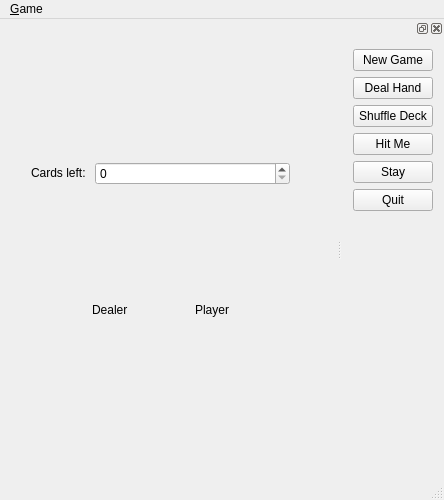
This is blackjack.ui in petercrouse/blackjack-Qt as Qt 5 draws it before an edit. The edited form follows.
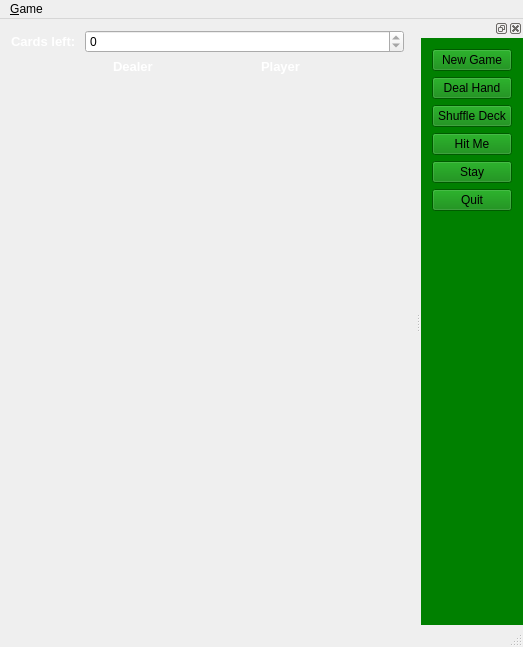
This is the edited form. Icons and pictures are not drawn.

What changed in the file:
```diff
--- a/blackjack.ui
+++ b/blackjack.ui
@@ -5,6 +5,14 @@
   <property name="enabled">
    <bool>true</bool>
   </property>
+  <property name="geometry">
+   <rect>
+    <x>0</x>
+    <y>0</y>
+    <width>523</width>
+    <height>647</height>
+   </rect>
+  </property>
   <property name="sizePolicy">
    <sizepolicy hsizetype="Minimum" vsizetype="Minimum">
     <horstretch>0</horstretch>
@@ -20,17 +28,15 @@
   <property name="windowTitle">
    <string>BlackJack</string>
   </property>
+  <property name="autoFillBackground">
+   <bool>true</bool>
+  </property>
   <widget class="QWidget" name="centralWidget">
-   <widget class="QWidget" name="verticalLayoutWidget">
-    <property name="geometry">
-     <rect>
-      <x>20</x>
-      <y>20</y>
-      <width>281</width>
-      <height>401</height>
-     </rect>
-    </property>
-    <layout class="QVBoxLayout" name="gameLayout">
+   <property name="styleSheet">
+    <string notr="true">background-image:url(:/images/background.jpg);
+background-position: center;</string>
+   </property>
+   <layout class="QVBoxLayout" name="verticalLayout_2">
      <item>
       <layout class="QHBoxLayout" name="horizontalLayout">
        <item>
@@ -41,21 +47,37 @@
            <verstretch>0</verstretch>
           </sizepolicy>
          </property>
+        <property name="font">
+         <font>
+          <pointsize>10</pointsize>
+          <weight>75</weight>
+          <bold>true</bold>
+         </font>
+        </property>
+        <property name="styleSheet">
+         <string notr="true">color: white;</string>
+        </property>
          <property name="text">
           <string>Cards left: </string>
          </property>
         </widget>
        </item>
        <item>
-        <widget class="QSpinBox" name="spinBoxCardLeft"/>
+       <widget class="QSpinBox" name="spinBoxCardLeft">
+        <property name="enabled">
+         <bool>true</bool>
+        </property>
+        <property name="readOnly">
+         <bool>true</bool>
+        </property>
+       </widget>
        </item>
       </layout>
      </item>
      <item>
-      <layout class="QHBoxLayout" name="labelLayout" stretch="0,0">
-       <property name="sizeConstraint">
-        <enum>QLayout::SetFixedSize</enum>
-       </property>
+     <layout class="QHBoxLayout" name="cardViewLayout">
+      <item>
+       <layout class="QVBoxLayout" name="dealerLayout">
        <item>
         <widget class="QLabel" name="labelDealer">
          <property name="sizePolicy">
@@ -64,6 +86,18 @@
            <verstretch>0</verstretch>
           </sizepolicy>
          </property>
+          <property name="font">
+           <font>
+            <pointsize>10</pointsize>
+            <weight>75</weight>
+            <bold>true</bold>
+           </font>
+          </property>
+          <property name="styleSheet">
+           <string notr="true">color: white;
+background-color: transparent;
+</string>
+          </property>
          <property name="text">
           <string>Dealer</string>
          </property>
@@ -72,6 +106,10 @@
          </property>
         </widget>
        </item>
+       </layout>
+      </item>
+      <item>
+       <layout class="QVBoxLayout" name="playerLayout">
        <item>
         <widget class="QLabel" name="labelPlayer">
          <property name="sizePolicy">
@@ -80,6 +118,17 @@
            <verstretch>0</verstretch>
           </sizepolicy>
          </property>
+          <property name="font">
+           <font>
+            <pointsize>10</pointsize>
+            <weight>75</weight>
+            <bold>true</bold>
+           </font>
+          </property>
+          <property name="styleSheet">
+           <string notr="true">color: white;
+background-color: transparent;</string>
+          </property>
          <property name="text">
           <string>Player</string>
          </property>
@@ -90,26 +139,30 @@
        </item>
       </layout>
      </item>
-     <item>
-      <layout class="QHBoxLayout" name="cardViewLayout">
-       <item>
-        <layout class="QVBoxLayout" name="dealerLayout"/>
+     </layout>
        </item>
        <item>
-        <layout class="QVBoxLayout" name="playerLayout"/>
-       </item>
-      </layout>
-     </item>
-    </layout>
-   </widget>
+     <spacer name="verticalSpacer_2">
+      <property name="orientation">
+       <enum>Qt::Vertical</enum>
+      </property>
+      <property name="sizeHint" stdset="0">
+       <size>
+        <width>20</width>
+        <height>40</height>
+       </size>
+      </property>
+     </spacer>
+    </item>
+   </layout>
   </widget>
   <widget class="QMenuBar" name="menuBar">
    <property name="geometry">
     <rect>
      <x>0</x>
      <y>0</y>
-     <width>444</width>
-     <height>22</height>
+     <width>523</width>
+     <height>20</height>
     </rect>
    </property>
    <widget class="QMenu" name="menuGame">
@@ -130,6 +183,9 @@
    <property name="autoFillBackground">
     <bool>false</bool>
    </property>
+   <property name="styleSheet">
+    <string notr="true">background-color: green;</string>
+   </property>
    <property name="floating">
     <bool>false</bool>
    </property>
```
Lines whose indentation alone changed are shown as unchanged.
